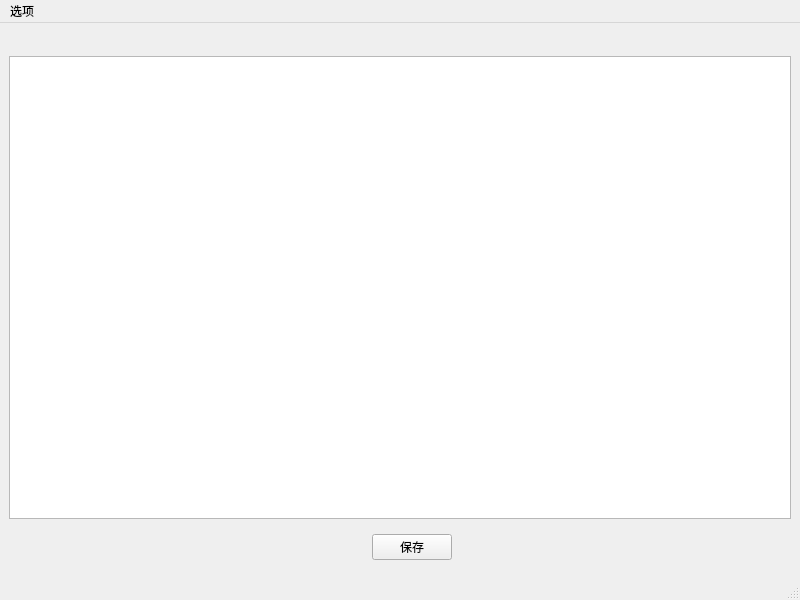
First picture: the form in createrule.ui, repository hupochun/ExcelScan, before the edit.
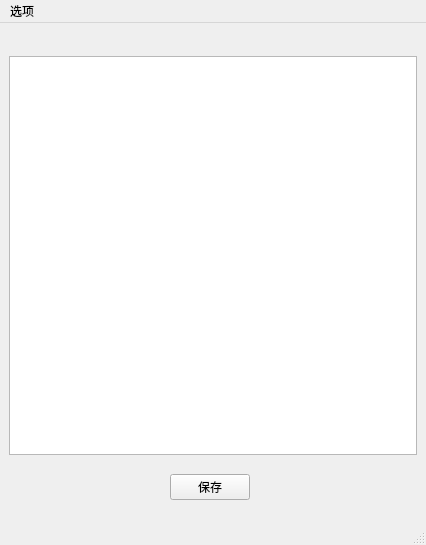
Second picture: the form after the edit.

```diff
--- a/createrule.ui
+++ b/createrule.ui
@@ -6,59 +6,20 @@
    <rect>
     <x>0</x>
     <y>0</y>
-    <width>800</width>
-    <height>600</height>
+    <width>426</width>
+    <height>545</height>
    </rect>
   </property>
   <property name="windowTitle">
    <string>MainWindow</string>
   </property>
   <widget class="QWidget" name="centralwidget">
-   <layout class="QGridLayout" name="gridLayout_3">
+   <layout class="QGridLayout" name="gridLayout_4">
     <item row="0" column="0">
      <widget class="QWidget" name="widget" native="true">
       <layout class="QGridLayout" name="gridLayout_2"/>
      </widget>
     </item>
-    <item row="2" column="2">
-     <widget class="QWidget" name="widget_2" native="true">
-      <layout class="QGridLayout" name="gridLayout">
-       <item row="0" column="0">
-        <widget class="QPushButton" name="pushButton">
-         <property name="text">
-          <string>保存</string>
-         </property>
-        </widget>
-       </item>
-      </layout>
-     </widget>
-    </item>
-    <item row="2" column="3">
-     <spacer name="horizontalSpacer">
-      <property name="orientation">
-       <enum>Qt::Horizontal</enum>
-      </property>
-      <property name="sizeHint" stdset="0">
-       <size>
-        <width>323</width>
-        <height>20</height>
-       </size>
-      </property>
-     </spacer>
-    </item>
-    <item row="2" column="0" colspan="2">
-     <spacer name="horizontalSpacer_2">
-      <property name="orientation">
-       <enum>Qt::Horizontal</enum>
-      </property>
-      <property name="sizeHint" stdset="0">
-       <size>
-        <width>348</width>
-        <height>38</height>
-       </size>
-      </property>
-     </spacer>
-    </item>
     <item row="1" column="0" colspan="4">
      <widget class="QTableWidget" name="tableWidget">
       <property name="editTriggers">
@@ -73,6 +34,53 @@
       <property name="selectionBehavior">
        <enum>QAbstractItemView::SelectRows</enum>
       </property>
+      <property name="gridStyle">
+       <enum>Qt::SolidLine</enum>
+      </property>
+     </widget>
+    </item>
+    <item row="2" column="1">
+     <widget class="QWidget" name="widget_3" native="true">
+      <layout class="QGridLayout" name="gridLayout_3">
+       <item row="0" column="0">
+        <spacer name="horizontalSpacer">
+         <property name="orientation">
+          <enum>Qt::Horizontal</enum>
+         </property>
+         <property name="sizeHint" stdset="0">
+          <size>
+           <width>122</width>
+           <height>17</height>
+          </size>
+         </property>
+        </spacer>
+       </item>
+       <item row="0" column="1">
+        <widget class="QPushButton" name="pushButton">
+         <property name="text">
+          <string>保存</string>
+         </property>
+        </widget>
+       </item>
+       <item row="0" column="2">
+        <spacer name="horizontalSpacer_2">
+         <property name="orientation">
+          <enum>Qt::Horizontal</enum>
+         </property>
+         <property name="sizeHint" stdset="0">
+          <size>
+           <width>121</width>
+           <height>35</height>
+          </size>
+         </property>
+        </spacer>
+       </item>
+      </layout>
+     </widget>
+    </item>
+    <item row="2" column="2">
+     <widget class="QWidget" name="widget_2" native="true">
+      <layout class="QGridLayout" name="gridLayout"/>
      </widget>
     </item>
    </layout>
@@ -82,7 +90,7 @@
     <rect>
      <x>0</x>
      <y>0</y>
-     <width>800</width>
+     <width>426</width>
      <height>21</height>
     </rect>
    </property>
```
Left out of the diff: 6 changed lines with no effect on the pictures.
